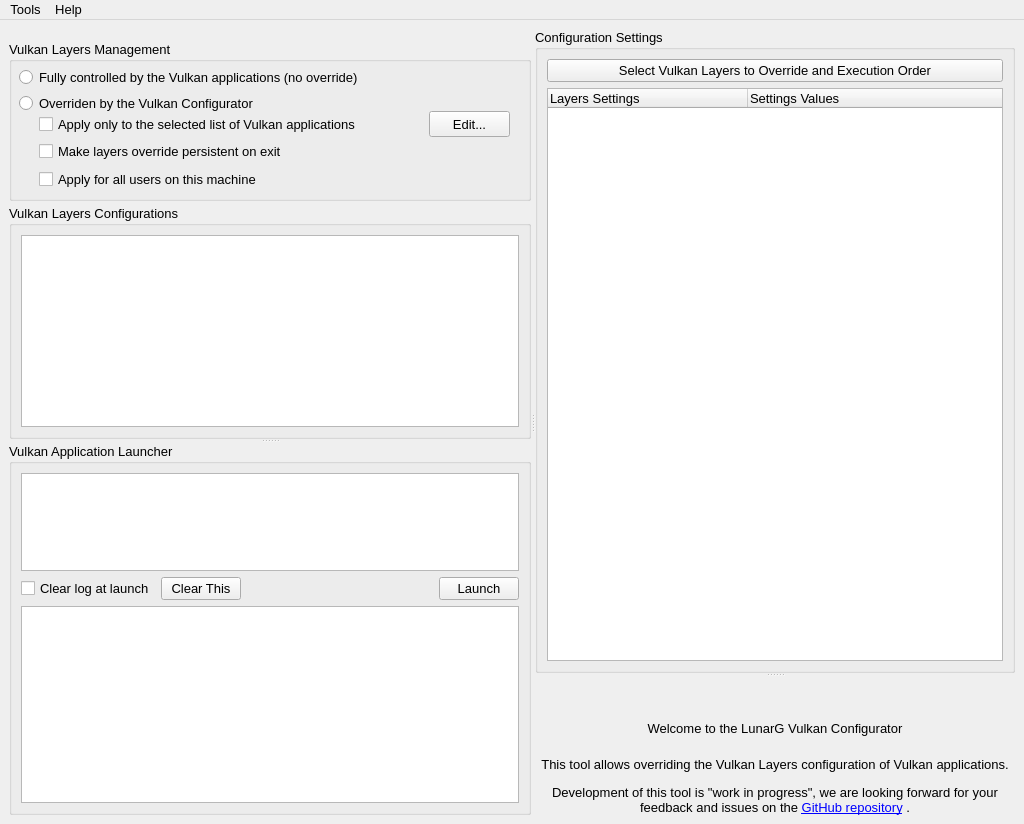
The window that vkconfig/mainwindow.ui (LunarG/VulkanTools) describes before a commit, drawn with Qt 5.
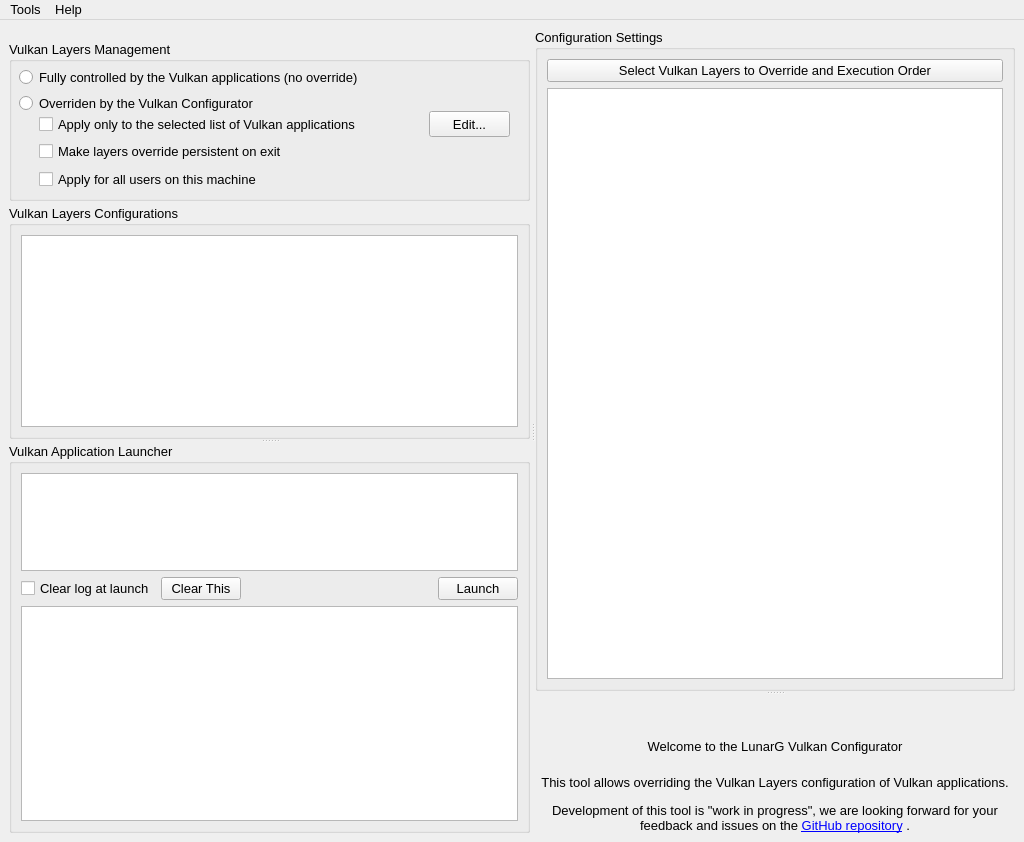
The same window after the commit. Icons and pictures are not drawn.

Commit message: vkconfig2: Spacing experiment between Windows/Mac

Diff of the .ui file:
```diff
--- a/vkconfig/mainwindow.ui
+++ b/vkconfig/mainwindow.ui
@@ -7,7 +7,7 @@
     <x>0</x>
     <y>0</y>
     <width>1024</width>
-    <height>824</height>
+    <height>842</height>
    </rect>
   </property>
   <property name="sizePolicy">
@@ -47,6 +47,12 @@
       <property name="orientation">
        <enum>Qt::Horizontal</enum>
       </property>
+      <property name="opaqueResize">
+       <bool>true</bool>
+      </property>
+      <property name="handleWidth">
+       <number>5</number>
+      </property>
       <widget class="QSplitter" name="splitter_2">
        <property name="orientation">
         <enum>Qt::Vertical</enum>
@@ -201,6 +207,9 @@
             <property name="horizontalSpacing">
              <number>6</number>
             </property>
+            <property name="verticalSpacing">
+             <number>-1</number>
+            </property>
             <item row="0" column="0">
              <widget class="QTreeWidget" name="profileTree">
               <property name="alternatingRowColors">
@@ -389,7 +398,7 @@
             <number>2</number>
            </property>
            <attribute name="headerVisible">
-            <bool>true</bool>
+            <bool>false</bool>
            </attribute>
            <attribute name="headerMinimumSectionSize">
             <number>160</number>
```
Left out of the diff: 2 changed lines with no effect on the pictures. The commit also changes 1 other file.
